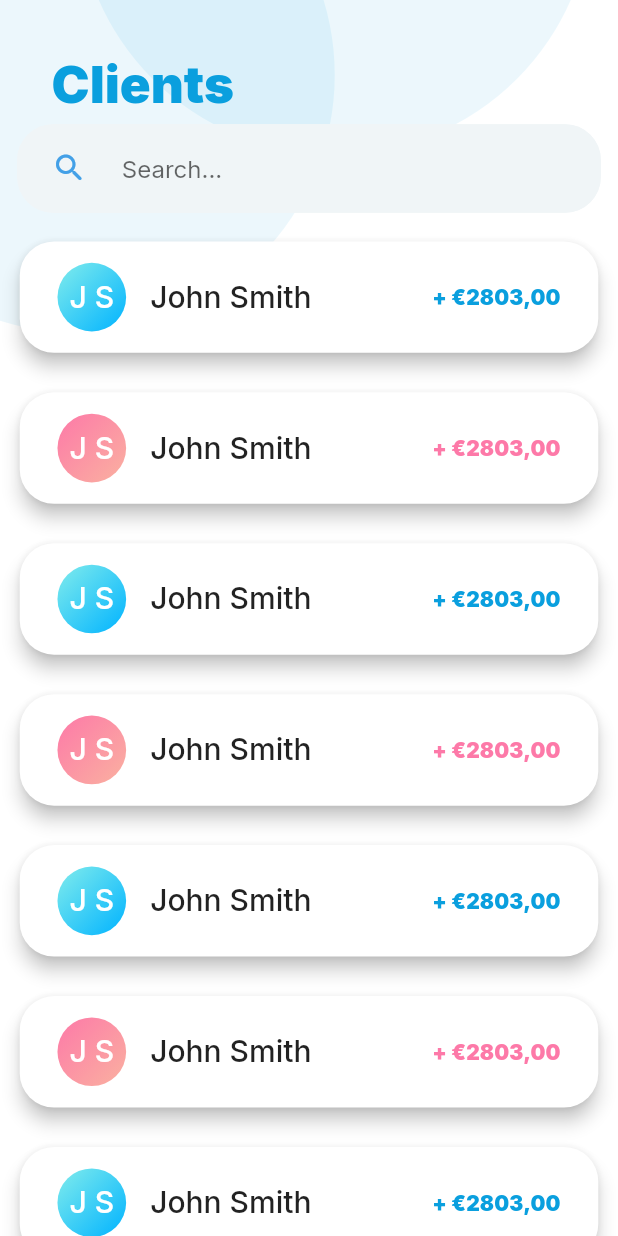
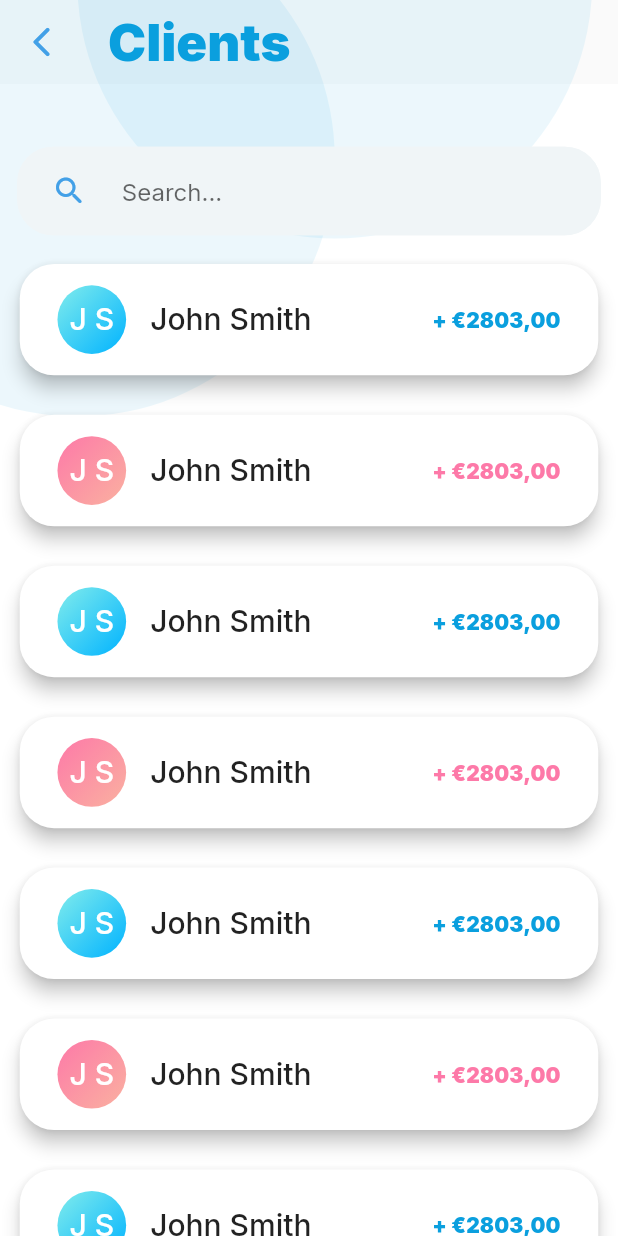
Before and after one commit to AalaaNagy88/stainless_store, a Flutter app: the ClientsView screen opened by its route, on a phone screen of 412 x 824 dp. Run offline on Flutter 3.47's test engine with Material 2 defaults, Android fonts, the phone set to English and light mode, and no system bars; our stand-ins replace country_code_picker, flutter_screenutil, flutter_staggered_animations, get, lottie.

Commit message:
refactoring issues

```diff
--- a/lib/app/modules/_shared/app_bar.dart
+++ b/lib/app/modules/_shared/app_bar.dart
@@ -1,13 +1,26 @@
 import 'package:flutter/material.dart';
+import 'package:get/get.dart';
+import 'package:stainless_v2/utils/app_ui.dart';
 
 class StainlessAppBar extends AppBar {
-  StainlessAppBar({String title})
+  StainlessAppBar(
+      {@required BuildContext context,
+      String title,
+      PreferredSizeWidget bottom,
+      bool showLeading = false})
       : super(
-            brightness: Brightness.light,
-            bottomOpacity: 0,
-            shadowColor: Colors.transparent,
+            bottom: bottom,
             backgroundColor: Colors.transparent,
-            foregroundColor: Colors.transparent,
             elevation: 0,
-            title: Text(title));
+            leading: IconButton(
+                icon: Icon(Icons.arrow_back_ios_rounded,
+                    color: AppUi.colors.blue),
+                onPressed: () {
+                  Get.back();
+                }),
+            title: Text(
+              title,
+              style: Theme.of(context).textTheme.headline4.copyWith(
+                  color: AppUi.colors.clientBlue, fontWeight: FontWeight.w900),
+            ));
 }
--- a/lib/app/modules/clients/views/clients_view.dart
+++ b/lib/app/modules/clients/views/clients_view.dart
@@ -1,6 +1,7 @@
 import 'package:flutter/material.dart';
 
 import 'package:get/get.dart';
+import 'package:stainless_v2/app/modules/_shared/app_bar.dart';
 import 'package:stainless_v2/app/modules/_shared/painted_view.dart';
 import 'package:stainless_v2/app/modules/_shared/search_field.dart';
 import 'package:stainless_v2/app/modules/clients/components/client_card.dart';
@@ -12,25 +13,17 @@ import '../controllers/clients_controller.dart';
 class ClientsView extends GetView<ClientsController> {
   @override
   Widget build(BuildContext context) {
-    return PaintedView(
+    return Scaffold(
+      appBar: StainlessAppBar(
+        context: context,
+        title: S.current.clients,
+      ),
+      body: PaintedView(
         downPainting: false,
         child: Column(
           children: [
             SizedBox(
               height: 30.h,
-          ),
-          Padding(
-            padding: EdgeInsets.symmetric(horizontal: 30.w),
-            child: Row(
-              children: [
-                Text(
-                  S.current.clients,
-                  style: Theme.of(context).textTheme.headline4.copyWith(
-                      color: AppUi.colors.clientBlue,
-                      fontWeight: FontWeight.w900),
-                )
-              ],
-            ),
             ),
             Padding(
               padding: EdgeInsets.symmetric(horizontal: 10.w, vertical: 5.h),
@@ -60,6 +53,7 @@ class ClientsView extends GetView<ClientsController> {
             ))
           ],
         ),
+      ),
     );
   }
 }
--- /dev/null
+++ b/lib/utils/_export.dart
@@ -0,0 +1,2 @@
+export 'app_ui.dart';
+export 'app_util.dart';
--- a/lib/utils/app_ui.dart
+++ b/lib/utils/app_ui.dart
@@ -23,6 +23,7 @@ class _AppColors {
   final Color blueAccent = Color(0xffBFDBF2);
   final Color clientBlue = Color(0xff0A9FDE);
   final Color clientPink = Color(0xffFD79A8);
+  final Color sliverColor = Color(0xff8886E7);
   final LinearGradient blueGradient = LinearGradient(colors: [
     Color(0xff449FE7),
     Color(0xff357CB4),
@@ -35,6 +36,14 @@ class _AppColors {
     Color(0xffFD79A8),
     Color(0xffFAB1A0),
   ], begin: Alignment.topLeft, end: Alignment.bottomRight);
+  final LinearGradient sliverGradient = LinearGradient(colors: [
+    Color(0xffEBEBF5),
+    Color(0xffB9B9E3),
+  ], begin: Alignment.topLeft, end: Alignment.bottomRight);
+  final LinearGradient goldGradient = LinearGradient(colors: [
+    Color(0xffFDCB6E),
+    Color(0xffEFDAB3),
+  ], begin: Alignment.topLeft, end: Alignment.bottomRight);
 }
 
 class _AppTheme {
```
Also changed, not shown: lib/app/modules/AppNavigation/components/nav_item.dart (+5 -11 lines), lib/app/modules/AppNavigation/views/app_navigation_view.dart (+3 -6 lines), lib/app/modules/ClientDetials/views/client_detials_view.dart (+44 -8 lines), lib/app/modules/_shared/phone_field.dart (+3 -6 lines), lib/utils/app_util.dart (+18 -0 lines). Lines whose indentation alone changed are shown as unchanged.
